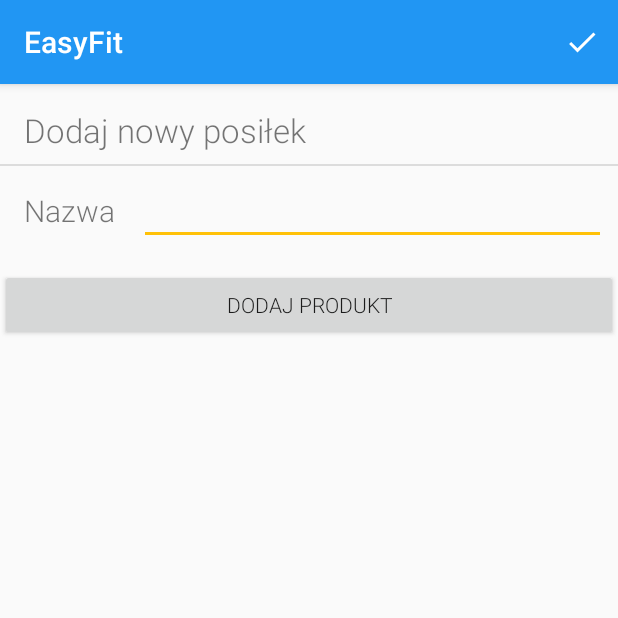
After one commit to lgosek/EasyFit, an Android app: the AddMealActivity screen opened directly, with no data from a screen before it, on a phone screen of 412 x 824 dp, the top half of it. The commit adds this screen. Run offline under Robolectric (Android 15) with nearby library versions, the phone set to English and light mode, and no system bars.

Commit message:
Added activity for defining meals

```diff
--- a/app/src/main/AndroidManifest.xml
+++ b/app/src/main/AndroidManifest.xml
@@ -13,8 +13,9 @@
         android:supportsRtl="true"
         android:theme="@style/AppTheme"
         tools:ignore="GoogleAppIndexingWarning">
-        <activity
-            android:name=".activities.AddSimpleProductActivity"/>
+        <activity android:name=".activities.ChooseIngredientActivity"></activity>
+        <activity android:name=".activities.AddMealActivity" />
+        <activity android:name=".activities.AddSimpleProductActivity" />
         <activity
             android:name=".activities.CreateAccountActivity"
             android:parentActivityName=".activities.LauncherActivity" />
--- /dev/null
+++ b/app/src/main/java/com/example/easyfit/activities/AddMealActivity.java
@@ -0,0 +1,83 @@
+package com.example.easyfit.activities;
+
+import android.content.Intent;
+import android.support.annotation.Nullable;
+import android.support.v7.app.AppCompatActivity;
+import android.os.Bundle;
+import android.support.v7.widget.LinearLayoutManager;
+import android.support.v7.widget.RecyclerView;
+import android.view.Menu;
+import android.view.MenuItem;
+import android.view.View;
+import android.widget.AbsListView;
+import android.widget.Button;
+import android.widget.EditText;
+import android.widget.Toast;
+
+import com.example.easyfit.R;
+import com.example.easyfit.adapters.MealIngredientsAdapter;
+import com.example.easyfit.apiConnector.SimpleProduct;
+
+public class AddMealActivity extends AppCompatActivity {
+
+    static final int CHOOSE_INGREDIENT_REQUEST_CODE = 1;  // The request code
+
+    EditText mealNameEdit;
+
+    Button addIngredientButton;
+
+    RecyclerView ingredientsRecycler;
+
+    MealIngredientsAdapter adapter;
+
+    @Override
+    protected void onCreate(Bundle savedInstanceState) {
+        super.onCreate(savedInstanceState);
+        setContentView(R.layout.activity_add_meal);
+
+        mealNameEdit = findViewById(R.id.newMealName);
+        ingredientsRecycler = findViewById(R.id.addNewMealRecyclerView);
+        addIngredientButton = findViewById(R.id.addMealIngredientButton);
+
+        adapter = new MealIngredientsAdapter(this);
+
+        ingredientsRecycler.setAdapter(adapter);
+        ingredientsRecycler.setLayoutManager(new LinearLayoutManager(this));
+    }
+
+    @Override
+    public boolean onCreateOptionsMenu(Menu menu) {
+        getMenuInflater().inflate(R.menu.meal_add_menu, menu);
+        return true;
+    }
+
+    @Override
+    public boolean onOptionsItemSelected(MenuItem item) {
+        switch (item.getItemId()){
+            case R.id.mealAddAccept:
+//                TODO check if name was entered and at least one ingredient exists, save meal in database
+                finish();
+                break;
+        }
+        return true;
+    }
+
+    public void addIngredient(View view) {
+        Intent intent = new Intent(this, ChooseIngredientActivity.class);
+        startActivityForResult(intent, CHOOSE_INGREDIENT_REQUEST_CODE);
+    }
+
+    @Override
+    protected void onActivityResult(int requestCode, int resultCode, @Nullable Intent data) {
+        if(requestCode == CHOOSE_INGREDIENT_REQUEST_CODE){
+            if(resultCode == RESULT_OK){
+                SimpleProduct product = (SimpleProduct) data.getSerializableExtra("product");
+                String quantity = data.getStringExtra("quantity");
+//                Toast.makeText(this, product.getName() + " " + quantity, Toast.LENGTH_SHORT).show();
+                adapter.addProduct(product);
+                adapter.addQuantity(quantity);
+                adapter.notifyDataSetChanged();
+            }
+        }
+    }
+}
--- /dev/null
+++ b/app/src/main/java/com/example/easyfit/adapters/MealIngredientsAdapter.java
@@ -0,0 +1,68 @@
+package com.example.easyfit.adapters;
+
+import android.app.Activity;
+import android.content.Context;
+import android.support.annotation.NonNull;
+import android.support.v7.widget.RecyclerView;
+import android.view.LayoutInflater;
+import android.view.View;
+import android.view.ViewGroup;
+import android.widget.TextView;
+
+import com.example.easyfit.R;
+import com.example.easyfit.apiConnector.SimpleProduct;
+
+import java.util.LinkedList;
+import java.util.List;
+
+public class MealIngredientsAdapter extends RecyclerView.Adapter<MealIngredientsAdapter.MealIngredientsHolder> {
+
+    Context context;
+    List<SimpleProduct> products;
+    List<String> quantites;
+
+    public MealIngredientsAdapter(Context ct){
+        this.context = ct;
+        this.products = new LinkedList<>();
+        this.quantites = new LinkedList<>();
+    }
+
+    public void addProduct(SimpleProduct product){
+        this.products.add(product);
+    }
+
+    public void addQuantity(String quantity){
+        this.quantites.add(quantity);
+    }
+
+    @NonNull
+    @Override
+    public MealIngredientsHolder onCreateViewHolder(@NonNull ViewGroup viewGroup, int i) {
+        LayoutInflater inflater = LayoutInflater.from(context);
+        View view = inflater.inflate(R.layout.meal_ingredient, viewGroup, false);
+        return new MealIngredientsHolder(view);
+    }
+
+    @Override
+    public void onBindViewHolder(@NonNull MealIngredientsHolder mealIngredientsHolder, int i) {
+        mealIngredientsHolder.name.setText(products.get(i).getName());
+        mealIngredientsHolder.grams.setText(quantites.get(i));
+    }
+
+    @Override
+    public int getItemCount() {
+        return products.size();
+    }
+
+    public class MealIngredientsHolder extends RecyclerView.ViewHolder {
+
+        TextView name, grams;
+
+        public MealIngredientsHolder(@NonNull View itemView) {
+            super(itemView);
+            name = itemView.findViewById(R.id.ingredientName);
+            grams = itemView.findViewById(R.id.ingredientQuantity);
+
+        }
+    }
+}
--- a/app/src/main/java/com/example/easyfit/apiConnector/SimpleProduct.java
+++ b/app/src/main/java/com/example/easyfit/apiConnector/SimpleProduct.java
@@ -2,7 +2,9 @@
 
 import com.google.gson.annotations.SerializedName;
 
-public class SimpleProduct {
+import java.io.Serializable;
+
+public class SimpleProduct implements Serializable {
     public SimpleProduct(int id, String name, double kcal, double proteins, double fats, double carbohydrates) {
         this.id = id;
         this.name = name;
--- a/app/src/main/java/com/example/easyfit/dataManager/DataManager.java
+++ b/app/src/main/java/com/example/easyfit/dataManager/DataManager.java
@@ -35,6 +35,10 @@
 
     public void setAdapter(SimpleProductsAdapter adapter) {
         this.simpleProductsAdapter = adapter;
+    }
+
+    public SimpleProductsAdapter getSimpleProductsAdapter() {
+        return simpleProductsAdapter;
     }
 
     public List<SimpleProduct> getSimpleProducts(){
--- a/app/src/main/java/com/example/easyfit/fragments/MealsFragment.java
+++ b/app/src/main/java/com/example/easyfit/fragments/MealsFragment.java
@@ -1,5 +1,6 @@
 package com.example.easyfit.fragments;
 
+import android.content.Intent;
 import android.os.Bundle;
 import android.support.annotation.NonNull;
 import android.support.annotation.Nullable;
@@ -13,6 +14,7 @@
 import android.widget.Toast;
 
 import com.example.easyfit.R;
+import com.example.easyfit.activities.AddMealActivity;
 import com.example.easyfit.activities.MainActivity;
 import com.example.easyfit.adapters.MealsAdapter;
 
@@ -57,7 +59,9 @@
         this.addMealButton.setOnClickListener(new View.OnClickListener() {
             @Override
             public void onClick(View v) {
-                Toast.makeText(getContext(), "Add meal", Toast.LENGTH_SHORT).show();
+//                Toast.makeText(getContext(), "Add meal", Toast.LENGTH_SHORT).show();
+                Intent intent = new Intent(getActivity(), AddMealActivity.class);
+                startActivity(intent);
             }
         });
     }
--- /dev/null
+++ b/app/src/main/res/layout/activity_add_meal.xml
@@ -0,0 +1,82 @@
+<?xml version="1.0" encoding="utf-8"?>
+<android.support.constraint.ConstraintLayout xmlns:android="http://schemas.android.com/apk/res/android"
+    xmlns:app="http://schemas.android.com/apk/res-auto"
+    xmlns:tools="http://schemas.android.com/tools"
+    android:layout_width="match_parent"
+    android:layout_height="match_parent"
+    tools:context=".activities.AddMealActivity">
+
+    <TextView
+        android:id="@+id/textView2"
+        android:layout_width="wrap_content"
+        android:layout_height="wrap_content"
+        android:layout_marginStart="16dp"
+        android:layout_marginLeft="16dp"
+        android:layout_marginTop="16dp"
+        android:text="@string/addMeal"
+        android:textSize="22sp"
+        app:layout_constraintBottom_toBottomOf="parent"
+        app:layout_constraintEnd_toEndOf="parent"
+        app:layout_constraintHorizontal_bias="0.0"
+        app:layout_constraintStart_toStartOf="parent"
+        app:layout_constraintTop_toTopOf="parent"
+        app:layout_constraintVertical_bias="0.0" />
+
+    <View
+        android:id="@+id/divider"
+        android:layout_width="match_parent"
+        android:layout_height="1dp"
+        android:layout_marginTop="8dp"
+        android:background="?android:attr/listDivider"
+        app:layout_constraintTop_toBottomOf="@+id/textView2"
+        tools:layout_editor_absoluteX="8dp" />
+
+    <TextView
+        android:id="@+id/textView24"
+        android:layout_width="wrap_content"
+        android:layout_height="wrap_content"
+        android:layout_marginTop="16dp"
+        android:text="@string/name"
+        android:textSize="20sp"
+        app:layout_constraintStart_toStartOf="@+id/textView2"
+        app:layout_constraintTop_toBottomOf="@+id/divider" />
+
+    <EditText
+        android:id="@+id/newMealName"
+        android:layout_width="0dp"
+        android:layout_height="wrap_content"
+        android:layout_marginStart="16dp"
+        android:layout_marginLeft="16dp"
+        android:layout_marginEnd="8dp"
+        android:layout_marginRight="8dp"
+        android:ems="10"
+        android:inputType="textPersonName"
+        app:layout_constraintBottom_toBottomOf="@+id/textView24"
+        app:layout_constraintEnd_toEndOf="parent"
+        app:layout_constraintStart_toEndOf="@+id/textView24"
+        app:layout_constraintTop_toTopOf="@+id/textView24" />
+
+    <Button
+        android:id="@+id/addMealIngredientButton"
+        android:layout_width="0dp"
+        android:layout_height="wrap_content"
+        android:layout_marginTop="16dp"
+        android:text="@string/addProduct"
+        app:layout_constraintEnd_toEndOf="parent"
+        app:layout_constraintHorizontal_bias="0.5"
+        app:layout_constraintStart_toStartOf="parent"
+        app:layout_constraintTop_toBottomOf="@+id/newMealName"
+        android:onClick="addIngredient"/>
+
+    <android.support.v7.widget.RecyclerView
+        android:id="@+id/addNewMealRecyclerView"
+        android:layout_width="match_parent"
+        android:layout_height="0dp"
+        app:layout_constraintBottom_toBottomOf="parent"
+        app:layout_constraintEnd_toEndOf="parent"
+        app:layout_constraintHorizontal_bias="0.5"
+        app:layout_constraintStart_toStartOf="parent"
+        app:layout_constraintTop_toBottomOf="@+id/addMealIngredientButton" />
+
+
+</android.support.constraint.ConstraintLayout>
--- /dev/null
+++ b/app/src/main/res/menu/meal_add_menu.xml
@@ -0,0 +1,11 @@
+<?xml version="1.0" encoding="utf-8"?>
+<menu xmlns:android="http://schemas.android.com/apk/res/android"
+    xmlns:app="http://schemas.android.com/apk/res-auto">
+    <item
+        android:id="@+id/mealAddAccept"
+        android:icon="@drawable/ic_done_black_24dp"
+        android:orderInCategory="1"
+        android:title="accept"
+        app:showAsAction="always" />
+
+</menu>
--- a/app/src/main/res/values/strings.xml
+++ b/app/src/main/res/values/strings.xml
@@ -60,6 +60,7 @@
     <string name="setGoal">Określ swój cel kalorii i makroskładników</string>
 
     <string name="addSimpleProduct">Dodaj nowy produkt</string>
+    <string name="addMeal">Dodaj nowy posiłek</string>
     <string name="name">Nazwa</string>
     <string name="kcalin100g">/100g</string>
     <string name="in100g">g/100g</string>
```
Also changed, not shown: app/src/main/java/com/example/easyfit/activities/ChooseIngredientActivity.java (added, +36 -0 lines), app/src/main/java/com/example/easyfit/adapters/SimpleProductsAdapter.java (+9 -3 lines), app/src/main/java/com/example/easyfit/dialogs/QuantityDialog.java (+48 -21 lines), app/src/main/res/layout/activity_choose_ingredient.xml (added, +18 -0 lines), app/src/main/res/layout/meal_ingredient.xml (added, +63 -0 lines).
